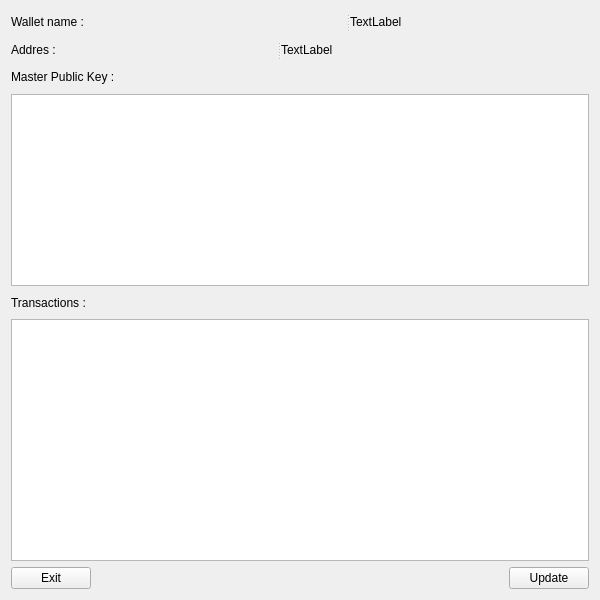
Before: the Qt Designer form offline_wallet/forms/informationwindow.ui in bmstu-iu8-2018-project/wallet, drawn with Qt 5.
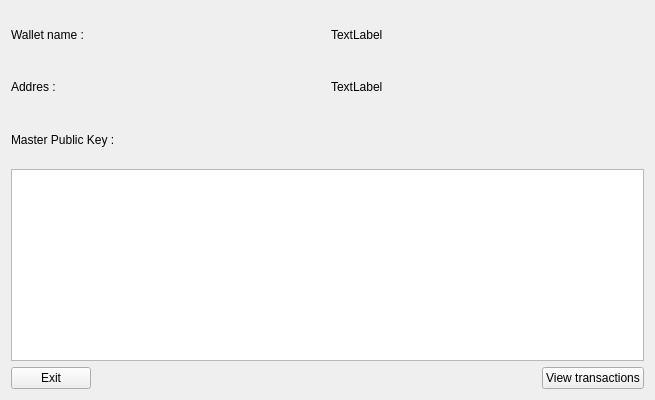
After: the same form once the commit is applied.

Patch:
```diff
--- a/offline_wallet/forms/informationwindow.ui
+++ b/offline_wallet/forms/informationwindow.ui
@@ -6,8 +6,8 @@
    <rect>
     <x>0</x>
     <y>0</y>
-    <width>600</width>
-    <height>600</height>
+    <width>655</width>
+    <height>400</height>
    </rect>
   </property>
   <property name="windowTitle">
@@ -15,38 +15,40 @@
   </property>
   <layout class="QVBoxLayout" name="verticalLayout">
    <item>
-    <widget class="QSplitter" name="splitter">
-     <property name="orientation">
-      <enum>Qt::Horizontal</enum>
-     </property>
+    <layout class="QHBoxLayout" name="horizontalLayout_2">
+     <item>
      <widget class="QLabel" name="lable_wall_name">
       <property name="text">
        <string>Wallet name :</string>
       </property>
      </widget>
+     </item>
+     <item>
      <widget class="QLabel" name="name">
       <property name="text">
        <string>TextLabel</string>
       </property>
      </widget>
-    </widget>
-   </item>
+     </item>
+    </layout>
+   </item>
    <item>
-    <widget class="QSplitter" name="splitter_2">
-     <property name="orientation">
-      <enum>Qt::Horizontal</enum>
-     </property>
+    <layout class="QHBoxLayout" name="horizontalLayout_3">
+     <item>
      <widget class="QLabel" name="label_addres">
       <property name="text">
        <string>Addres :</string>
       </property>
      </widget>
+     </item>
+     <item>
      <widget class="QLabel" name="addres">
       <property name="text">
        <string>TextLabel</string>
       </property>
      </widget>
-    </widget>
+     </item>
+    </layout>
    </item>
    <item>
     <widget class="QLabel" name="label_pub_key">
@@ -74,23 +76,6 @@
      </property>
     </widget>
    </item>
-   <item>
-    <widget class="QLabel" name="label_transactions">
-     <property name="text">
-      <string>Transactions :</string>
-     </property>
-    </widget>
-   </item>
-   <item>
-    <widget class="QListView" name="transactoin_list">
-     <property name="maximumSize">
-      <size>
-       <width>16777215</width>
-       <height>242</height>
-      </size>
-     </property>
-    </widget>
-   </item>
    <item>
     <layout class="QHBoxLayout" name="horizontalLayout">
      <item alignment="Qt::AlignLeft">
@@ -103,7 +88,7 @@
      <item alignment="Qt::AlignRight">
       <widget class="QPushButton" name="update_trans">
        <property name="text">
-        <string>Update</string>
+        <string>View transactions</string>
        </property>
       </widget>
      </item>
```
Left out of the diff: 2 changed lines with no effect on the pictures. Lines whose indentation alone changed are shown as unchanged.
